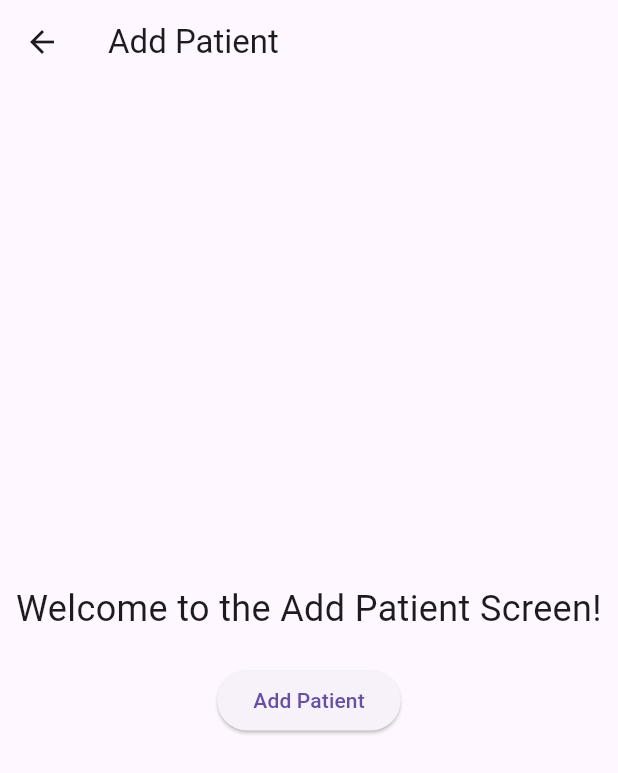
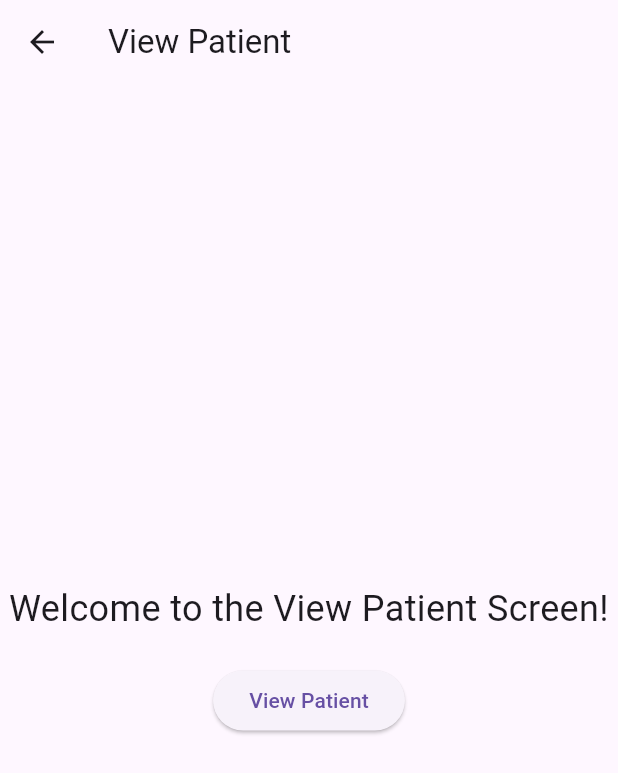
Before and after one commit to Kingmeky/patient_care, a Flutter app: the ViewPatientScreens screen opened directly, on a phone screen of 412 x 824 dp. Shown: the top 773 px of the screen. Run offline on Flutter 3.47's test engine with Material 3 defaults, Android fonts, the light colour scheme and no system bars.

Commit message:
Adding View Patient Screen

```diff
--- a/lib/ViewPatientScreens.dart
+++ b/lib/ViewPatientScreens.dart
@@ -5,14 +5,14 @@ class ViewPatientScreens extends StatelessWidget {
   Widget build(BuildContext context) {
     return Scaffold(
       appBar: AppBar(
-        title: Text('Add Patient'),
+        title: Text('View Patient'),
       ),
       body: Center(
         child: Column(
           mainAxisAlignment: MainAxisAlignment.center,
           children: [
             Text(
-              'Welcome to the Add Patient Screen!',
+              'Welcome to the View Patient Screen!',
               style: TextStyle(fontSize: 24.0),
               textAlign: TextAlign.center,
             ),
@@ -21,7 +21,7 @@ class ViewPatientScreens extends StatelessWidget {
               onPressed: () {
                 // Add functionality to add a patient
               },
-              child: Text('Add Patient'),
+              child: Text('View Patient'),
             ),
           ],
         ),
```
